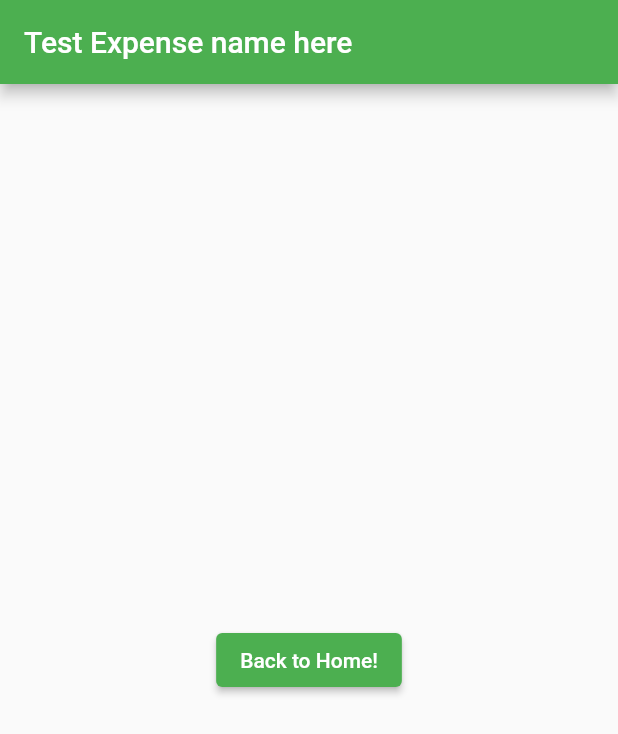
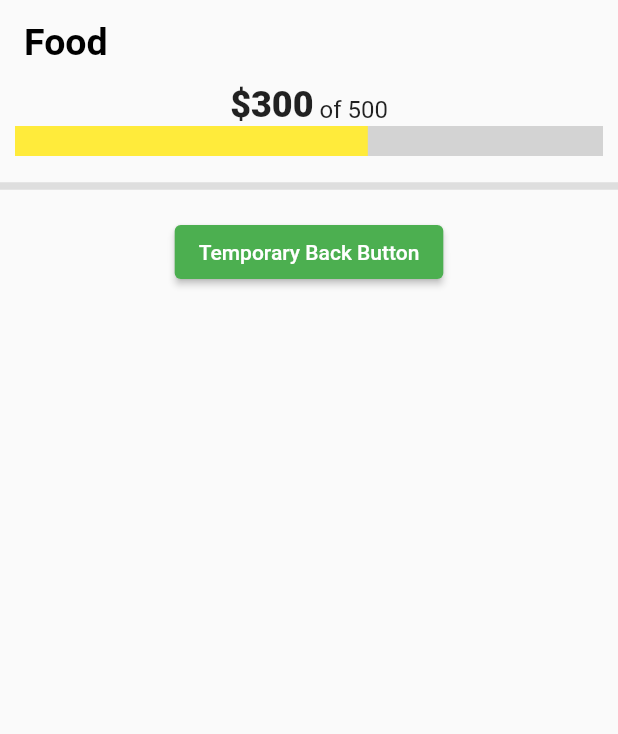
Before and after one commit to WSU-4110/budgie, a Flutter app: the screen it shows after launch, after a tap on "Food", on a phone screen of 412 x 824 dp. Shown: the top 734 px of the screen. Run offline on Flutter 3.47's test engine with Material 2 defaults, Android fonts, the phone set to English and light mode, and no system bars; drawn by our look-alikes of percent_indicator; our stand-ins replace firebase_core; accounts and stored records are empty; generated files the repository leaves out were written again.

```diff
--- a/lib/BudgetCategories/budgetCategoryPrice.dart
+++ b/lib/BudgetCategories/budgetCategoryPrice.dart
@@ -1,5 +1,30 @@
-class BudgetCategoryPrice {
-  String? budgetName;
-  int? currentCategoryPrice;
-  int? totalCategoryPrice;
+import 'package:flutter/material.dart';
+
+
+String category = 'Food';
+String progressAmt = '300';
+String totalProgress = '500';
+
+// Calculates LinearPercentIndicator.percent
+double percentHelper(String dividend, String divisor) {
+  // Some text here
+  var intDividend = double.parse(dividend);
+  var intDivisor = double.parse(divisor);
+
+  return intDividend / intDivisor;
 }
+
+Color dynamicColor(String dividend, String divisor) {
+  var intDividend = double.parse(dividend);
+  var intDivisor = double.parse(divisor);
+
+  if ((intDividend / intDivisor) >= .75 ){
+    return Colors.red;
+  }
+  else if ((intDividend / intDivisor) >= .50) {
+    return Colors.yellow;
+  }
+  else {
+    return Colors.green;
+  }
+}
--- a/lib/BudgetCategories/expensesPage.dart
+++ b/lib/BudgetCategories/expensesPage.dart
@@ -1,5 +1,7 @@
 import 'package:flutter/cupertino.dart';
 import 'package:flutter/material.dart';
+import 'package:percent_indicator/linear_percent_indicator.dart';
+import 'package:budgie/BudgetCategories/budgetCategoryPrice.dart';
 
 class ExpensesPage extends StatelessWidget {
   @override
@@ -7,20 +9,58 @@ class ExpensesPage extends StatelessWidget {
     return MaterialApp(
       title: "route",
       home: Scaffold(
+          extendBodyBehindAppBar: false,
           appBar: AppBar(
-          backgroundColor: Colors.green,
-          title: Text("Test Expense name here"),
+            elevation: 0,
+            backgroundColor: Color.fromARGB(0, 0, 0, 0),
+            centerTitle: false,
+            title: const Text(
+              'Food',
+              style: TextStyle(
+                  fontSize: 25,
+                  fontWeight: FontWeight.bold,
+                  color: Color.fromARGB(255, 0, 0, 0)),
             ),
-        body: Center(
-          child: ElevatedButton(
-              child: Text("Back to Home!"),
+          ),
+          body: Container(
+              child: Column(
+                  mainAxisSize: MainAxisSize.min,
+                  mainAxisAlignment: MainAxisAlignment.start,
+                  children: [
+                Row(
+                  mainAxisAlignment: MainAxisAlignment.center,
+                  crossAxisAlignment: CrossAxisAlignment.baseline,
+                  textBaseline: TextBaseline.alphabetic,
+                  children: [
+                    Text('\$$progressAmt',
+                        style: const TextStyle(
+                            fontWeight: FontWeight.w800, fontSize: 24)),
+                    Text(' of $totalProgress',
+                        style: const TextStyle(fontSize: 16)),
+                  ],
+                ),
+                LinearPercentIndicator(
+                  animateFromLastPercent: true,
+                  lineHeight: 20,
+                  percent: percentHelper(progressAmt, totalProgress),
+                  progressColor: dynamicColor(progressAmt, totalProgress),
+                  backgroundColor: const Color.fromRGBO(211, 211, 211, 1),
+                ),
+                const Divider(
+                  height: 40,
+                  thickness: 5,
+                  indent: 0,
+                  endIndent: 0,
+                  color: Color.fromARGB(255, 222, 222, 222),
+                ),
+                ElevatedButton(
+                    child: Text("Temporary Back Button"),
                     onPressed: () {
                       Navigator.pop(context);
                     },
                     style: ElevatedButton.styleFrom(
                         primary: Colors.green)), // RaisedButton
-        ),
-      ),
+              ]))),
     );
   }
 }
--- a/lib/BudgetCategories/horProgressBar.dart
+++ b/lib/BudgetCategories/horProgressBar.dart
@@ -1,19 +1,10 @@
 import 'package:flutter/material.dart';
 import 'package:percent_indicator/linear_percent_indicator.dart';
 import 'package:budgie/BudgetCategories/expensesPage.dart';
+import 'package:budgie/BudgetCategories/budgetCategoryPrice.dart';
 
-String category = 'Food';
-String progressAmt = '300';
-String totalProgress = '500';
 
-// Calculates LinearPercentIndicator.percent
-double percentHelper(String dividend, String divisor) {
-  // Some text here
-  var intDividend = double.parse(dividend);
-  var intDivisor = double.parse(divisor);
 
-  return intDividend / intDivisor;
-}
 
 class HorProgressBar extends StatefulWidget {
   const HorProgressBar({Key? key}) : super(key: key);
@@ -50,7 +41,7 @@ class _HorProgressBar extends State<HorProgressBar> {
                 animateFromLastPercent: true,
                 lineHeight: 20,
                 percent: percentHelper(progressAmt, totalProgress),
-                progressColor: const Color.fromRGBO(34, 197, 94, 1),
+                progressColor: dynamicColor(progressAmt, totalProgress),
                 backgroundColor: const Color.fromRGBO(211, 211, 211, 1),
               ),
               Align(
```
Also changed, not shown: 5 other files. Lines whose indentation alone changed are shown as unchanged.
